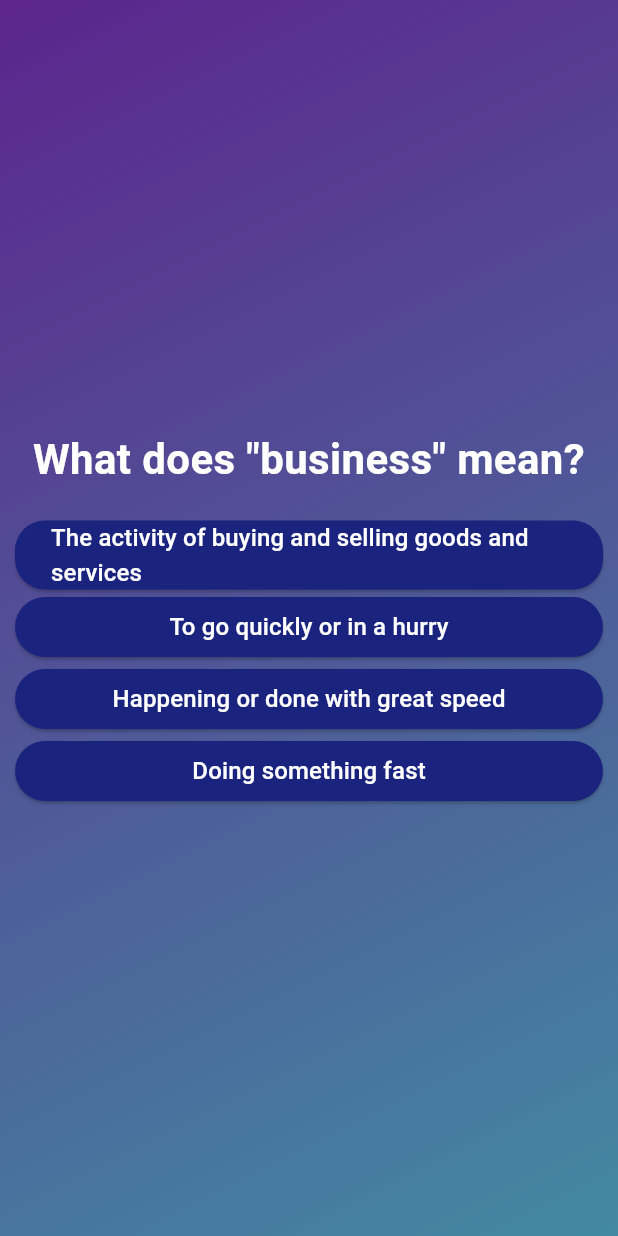
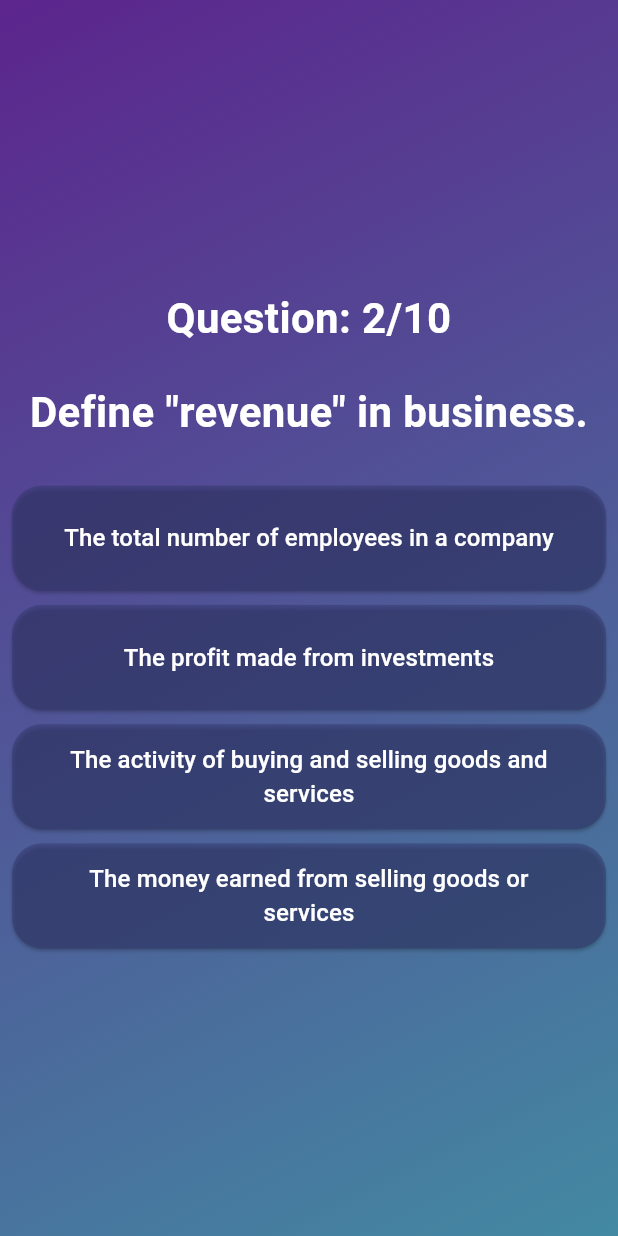
Before and after one commit to joy-chalothorn/vocab_quiz_app, a Flutter app: the screen it shows after launch, after a tap on "Start Quiz", after a tap on "To go quickly or in a hurry", on a phone screen of 412 x 824 dp. Run offline on Flutter 3.47's test engine with Material 3 defaults, Android fonts, the phone set to English and light mode, and no system bars.

Commit message:
shuffle list answers

```diff
--- a/lib/quiz.dart
+++ b/lib/base/quiz.dart
@@ -1,6 +1,6 @@
 import 'package:flutter/material.dart';
-import 'package:quiz_vocab_app/questions_screen.dart';
-import 'package:quiz_vocab_app/start_screen.dart';
+import 'package:quiz_vocab_app/pages/questions_screen.dart';
+import 'package:quiz_vocab_app/pages/start_screen.dart';
 
 class Quiz extends StatefulWidget {
   const Quiz({super.key});
@@ -17,6 +17,8 @@ class _QuizState extends State<Quiz> {
   //   activeScreen = StartScreen(switchScreen);
   //   super.initState();
   // }
+
+  final List<String> selectedAnswer = [];
 
   var activeScreen = 'start-screen';
 
--- a/lib/data/questions.dart
+++ b/lib/data/questions.dart
@@ -1,5 +1,6 @@
 import 'package:quiz_vocab_app/models/quiz_question.dart';
 
+// Correct answer will be always at first choice
 const questions = [
   QuizQuestion(
     'What does "business" mean?',
--- a/lib/main.dart
+++ b/lib/main.dart
@@ -1,5 +1,5 @@
 import 'package:flutter/material.dart';
-import 'package:quiz_vocab_app/quiz.dart';
+import 'package:quiz_vocab_app/base/quiz.dart';
 
 void main() => runApp(
       const MaterialApp(
--- a/lib/models/quiz_question.dart
+++ b/lib/models/quiz_question.dart
@@ -3,4 +3,10 @@ class QuizQuestion {
 
   final String text;
   final List<String> answers;
+
+  List<String> get shuffeledAnswer {
+    final suffeledList = List.of(answers);
+    suffeledList.shuffle();
+    return suffeledList;
+  }
 }
--- /dev/null
+++ b/lib/pages/questions_screen.dart
@@ -0,0 +1,64 @@
+import 'package:flutter/material.dart';
+import 'package:quiz_vocab_app/data/questions.dart';
+import 'package:quiz_vocab_app/widgets/answer_button.dart';
+import 'package:quiz_vocab_app/widgets/text_widget.dart';
+
+class QuestionsScreen extends StatefulWidget {
+  const QuestionsScreen({super.key});
+
+  @override
+  State<QuestionsScreen> createState() => _QuestionsScreenState();
+}
+
+class _QuestionsScreenState extends State<QuestionsScreen> {
+  var currentQuestionIndex = 0;
+
+  void answerQuestion() {
+    // currentQuestionIndex = currentQuestionIndex + 1;
+    // currentQuestionIndex += 1;
+    setState(() {
+      currentQuestionIndex++;
+    });
+  }
+
+  @override
+  Widget build(BuildContext context) {
+    final currentQuestion = questions[currentQuestionIndex];
+
+    return Center(
+      child: Container(
+        margin: const EdgeInsets.all(8),
+        height: 450,
+        child: Column(
+          mainAxisAlignment: MainAxisAlignment.spaceAround,
+          children: [
+            // The question
+            TextBig(
+              'Question: ${currentQuestionIndex + 1}/10',
+            ),
+
+            const SizedBox(
+              height: 4,
+            ),
+
+            TextBig(
+              currentQuestion.text,
+            ),
+
+            const SizedBox(
+              height: 10,
+            ),
+
+            // The chioces
+            ...currentQuestion.shuffeledAnswer.map(
+              (answer) => AnswerButton(
+                answerText: answer,
+                onTap: answerQuestion,
+              ),
+            ),
+          ],
+        ),
+      ),
+    );
+  }
+}
--- a/lib/questions_screen.dart
+++ /dev/null
@@ -1,42 +0,0 @@
-import 'package:flutter/material.dart';
-import 'package:quiz_vocab_app/data/questions.dart';
-import 'package:quiz_vocab_app/widgets/answer_button.dart';
-import 'package:quiz_vocab_app/widgets/text_widget.dart';
-
-class QuestionsScreen extends StatefulWidget {
-  const QuestionsScreen({super.key});
-
-  @override
-  State<QuestionsScreen> createState() => _QuestionsScreenState();
-}
-
-class _QuestionsScreenState extends State<QuestionsScreen> {
-  @override
-  Widget build(BuildContext context) {
-    final currentQuestion = questions[0];
-
-    return Container(
-      margin: const EdgeInsets.all(10),
-      child: Column(
-        mainAxisAlignment: MainAxisAlignment.center,
-        crossAxisAlignment: CrossAxisAlignment.stretch,
-        children: [
-          // The question
-          TextBig(
-            currentQuestion.text,
-          ),
-          const SizedBox(
-            height: 20,
-          ),
-          // The chioces
-          ...currentQuestion.answers.map(
-            (item) => AnswerButton(
-              answerText: item,
-              onTap: () {},
-            ),
-          ),
-        ],
-      ),
-    );
-  }
-}
--- a/lib/widgets/answer_button.dart
+++ b/lib/widgets/answer_button.dart
@@ -15,14 +15,23 @@ class AnswerButton extends StatelessWidget {
   Widget build(BuildContext context) {
     return ElevatedButton(
       style: ElevatedButton.styleFrom(
-        backgroundColor: Colors.indigo.shade900,
-        foregroundColor: Colors.white,
+        backgroundColor:
+            const Color.fromARGB(255, 53, 58, 114).withOpacity(0.5),
+        foregroundColor: const Color.fromARGB(255, 255, 255, 255),
         shape: RoundedRectangleBorder(
           borderRadius: BorderRadius.circular(20),
         ),
       ),
       onPressed: onTap,
-      child: TextSmall(answerText),
+      child: SizedBox.fromSize(
+        size: const Size(double.infinity, 70),
+        child: Column(
+          mainAxisAlignment: MainAxisAlignment.center,
+          children: [
+            TextSmall(answerText),
+          ],
+        ),
+      ),
     );
   }
 }
--- a/lib/widgets/text_widget.dart
+++ b/lib/widgets/text_widget.dart
@@ -48,8 +48,8 @@ class TextSmall extends StatelessWidget {
       txt,
       style: const TextStyle(
         fontSize: 16,
-        color: Colors.white,
       ),
+      textAlign: TextAlign.center,
     );
   }
 }
```
Also changed, not shown: lib/pages/start_screen.dart (renamed from lib/start_screen.dart).
